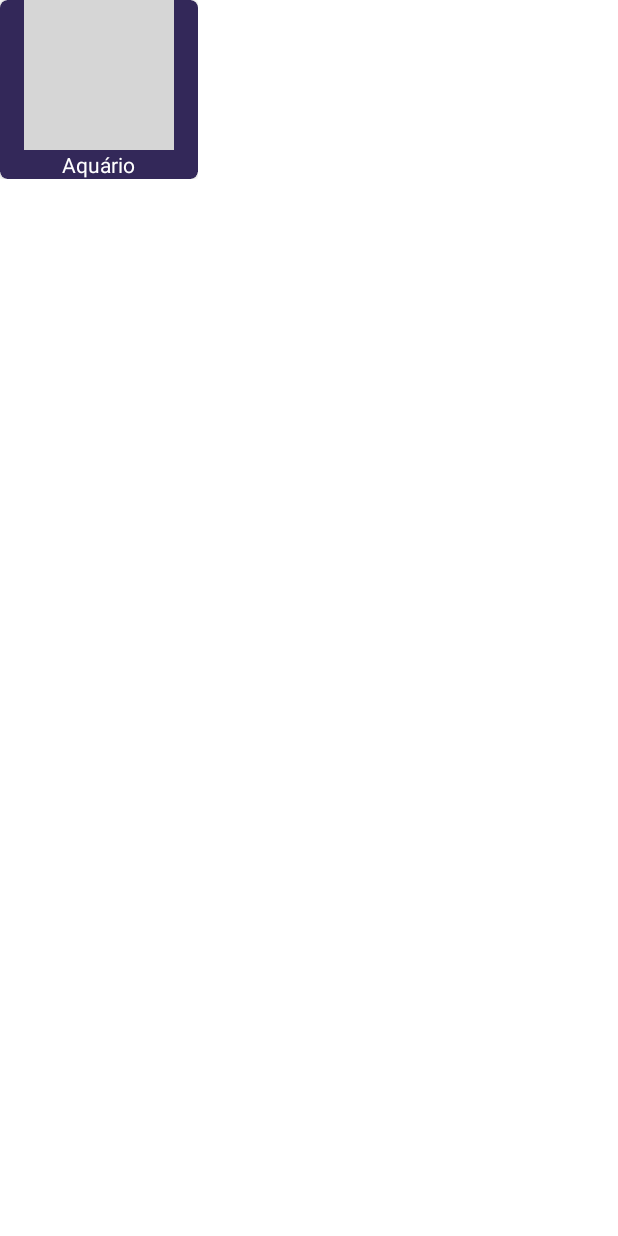
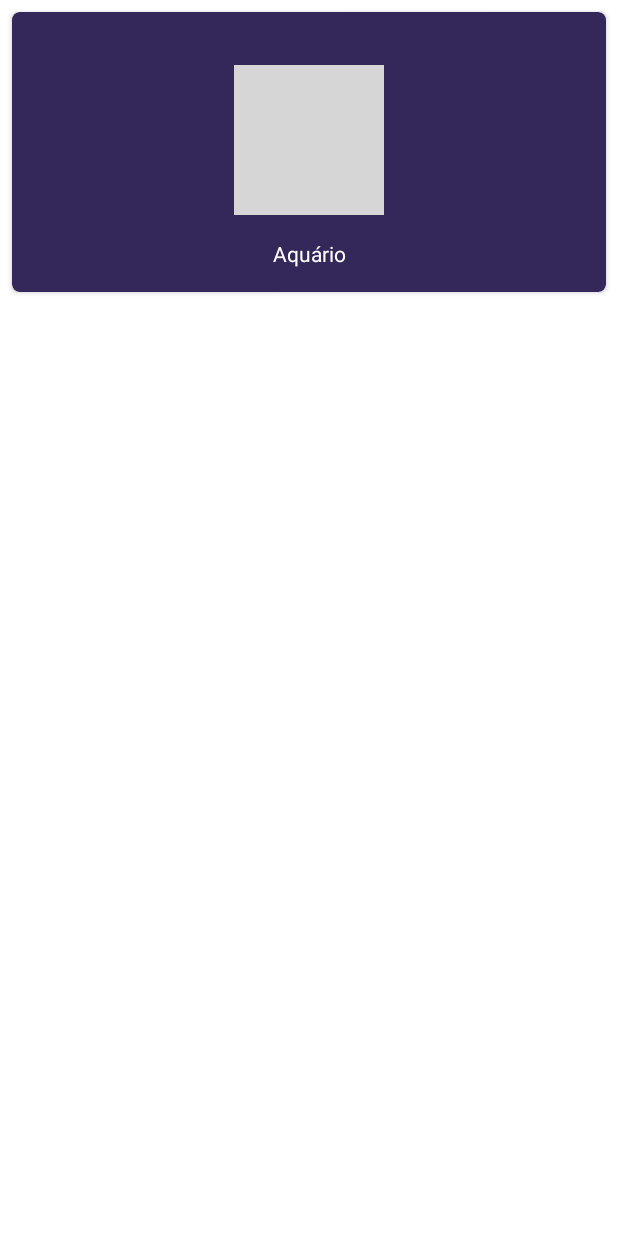
Before and after one commit to jeehmilena/AstrologicalForecast, an Android app: the layout item_choose_your_sign_recyclerview.xml on its own in the app's theme, with its tools: preview values and no code run, on a phone screen of 412 x 824 dp. Run offline under Robolectric (Android 15) with nearby library versions, the phone set to English and light mode, and no system bars; grey boxes are pictures that could not be loaded.

Commit message:
alteração no layout da tela de escolher o signo

```diff
--- a/app/src/main/res/layout/activity_choose_your_sign.xml
+++ b/app/src/main/res/layout/activity_choose_your_sign.xml
@@ -5,7 +5,6 @@
     android:layout_width="match_parent"
     android:layout_height="match_parent"
     tools:context=".chooseyoursign.view.ChooseYourSignActivity">
-
 
     <androidx.recyclerview.widget.RecyclerView
         android:id="@+id/recycler_signs"
@@ -16,5 +15,4 @@
         tools:listitem="@layout/item_choose_your_sign_recyclerview"
         tools:itemCount="3"/>
 
-
 </androidx.constraintlayout.widget.ConstraintLayout>
--- a/app/src/main/res/layout/item_choose_your_sign_recyclerview.xml
+++ b/app/src/main/res/layout/item_choose_your_sign_recyclerview.xml
@@ -1,17 +1,17 @@
 <?xml version="1.0" encoding="utf-8"?>
-<androidx.constraintlayout.widget.ConstraintLayout xmlns:android="http://schemas.android.com/apk/res/android"
+<androidx.cardview.widget.CardView
+    xmlns:android="http://schemas.android.com/apk/res/android"
     xmlns:app="http://schemas.android.com/apk/res-auto"
     xmlns:tools="http://schemas.android.com/tools"
-    android:layout_width="wrap_content"
-    android:layout_height="wrap_content">
+    android:layout_width="match_parent"
+    android:layout_height="wrap_content"
+    android:layout_margin="8dp"
+    app:cardCornerRadius="5dp"
+    android:backgroundTint="@color/dark_purple_kosmos">
 
-    <androidx.cardview.widget.CardView
+    <androidx.constraintlayout.widget.ConstraintLayout
         android:layout_width="match_parent"
-        android:layout_height="match_parent"
-        android:layout_marginStart="16dp"
-        android:backgroundTint="@color/dark_purple_kosmos"
-        app:cardCornerRadius="5dp"
-        app:layout_constraintEnd_toEndOf="parent">
+        android:layout_height="match_parent">
 
         <androidx.appcompat.widget.AppCompatImageView
             android:id="@+id/image_sign"
@@ -32,11 +32,15 @@
             android:layout_width="wrap_content"
             android:layout_height="wrap_content"
             android:layout_gravity="center_horizontal"
+            android:layout_marginTop="16dp"
+            android:layout_marginBottom="16dp"
             android:textColor="@color/white"
-            android:layout_marginTop="100dp"
+            app:layout_constraintBottom_toBottomOf="parent"
+            app:layout_constraintEnd_toEndOf="parent"
+            app:layout_constraintStart_toStartOf="parent"
+            app:layout_constraintTop_toBottomOf="@+id/image_sign"
             tools:text="Aquário" />
 
-    </androidx.cardview.widget.CardView>
+    </androidx.constraintlayout.widget.ConstraintLayout>
 
-
-</androidx.constraintlayout.widget.ConstraintLayout>
+</androidx.cardview.widget.CardView>
```
